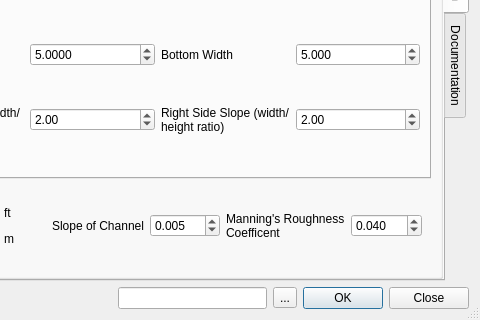
Before: the Qt Designer form flow_estimator_dialog_base.ui in AlisterH/QGISflowEstimator, drawn with Qt 5; both pictures show x 136 to 616 and y 324 to 644 of the 616 by 644 pixel window.
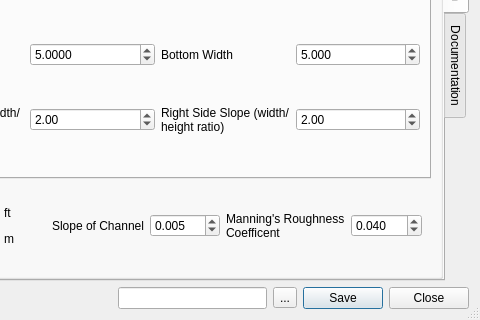
After: the same form once the commit is applied.

Commit message: use "save" stock button rather than "ok"

Diff of the .ui file:
```diff
--- a/flow_estimator_dialog_base.ui
+++ b/flow_estimator_dialog_base.ui
@@ -551,7 +551,7 @@
         <enum>Qt::Horizontal</enum>
        </property>
        <property name="standardButtons">
-        <set>QDialogButtonBox::Close|QDialogButtonBox::Ok</set>
+        <set>QDialogButtonBox::Close|QDialogButtonBox::Save</set>
        </property>
       </widget>
      </item>
```
The commit also changes 1 other file.
